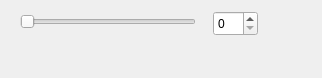
Qt form plugins/fileio/ontology/zoomdockwidget.ui (ZongleiJiao/OntologyViewer) before a commit.
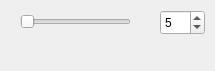
The same form after that commit.

Patch:
```diff
--- a/plugins/fileio/ontology/zoomdockwidget.ui
+++ b/plugins/fileio/ontology/zoomdockwidget.ui
@@ -6,8 +6,8 @@
    <rect>
     <x>0</x>
     <y>0</y>
-    <width>322</width>
-    <height>78</height>
+    <width>215</width>
+    <height>71</height>
    </rect>
   </property>
   <property name="windowTitle">
@@ -17,19 +17,22 @@
    <widget class="QSpinBox" name="spinBox">
     <property name="geometry">
      <rect>
-      <x>213</x>
-      <y>11</y>
+      <x>160</x>
+      <y>10</y>
       <width>45</width>
       <height>25</height>
      </rect>
     </property>
+    <property name="value">
+     <number>5</number>
+    </property>
    </widget>
    <widget class="QSlider" name="zoomSlider">
     <property name="geometry">
      <rect>
       <x>20</x>
       <y>10</y>
-      <width>176</width>
+      <width>111</width>
       <height>23</height>
      </rect>
     </property>
```
Left out of the diff: 2 changed lines with no effect on the pictures.
